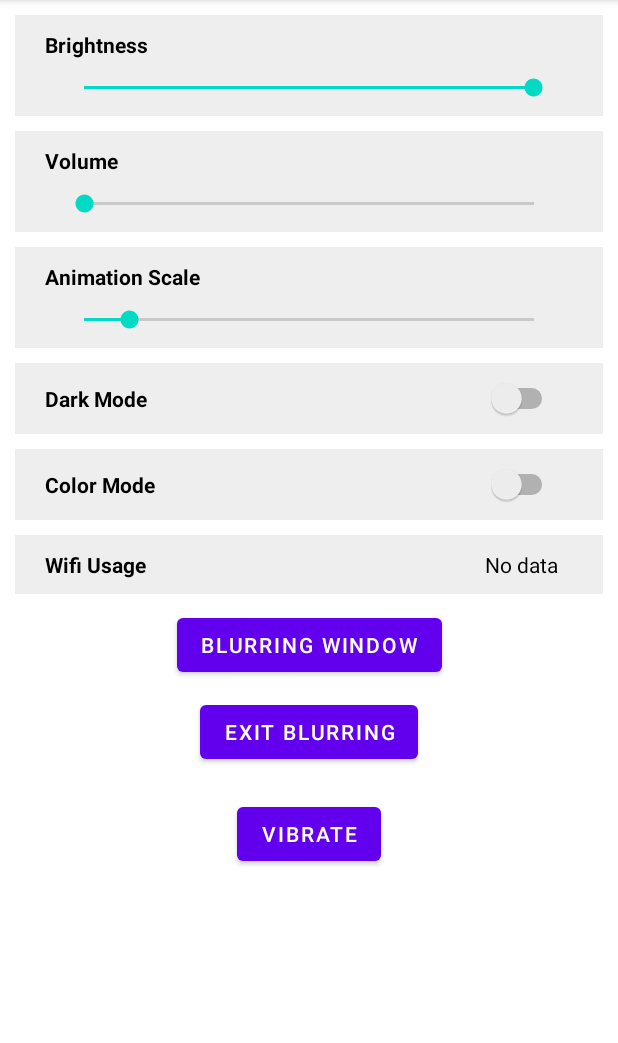
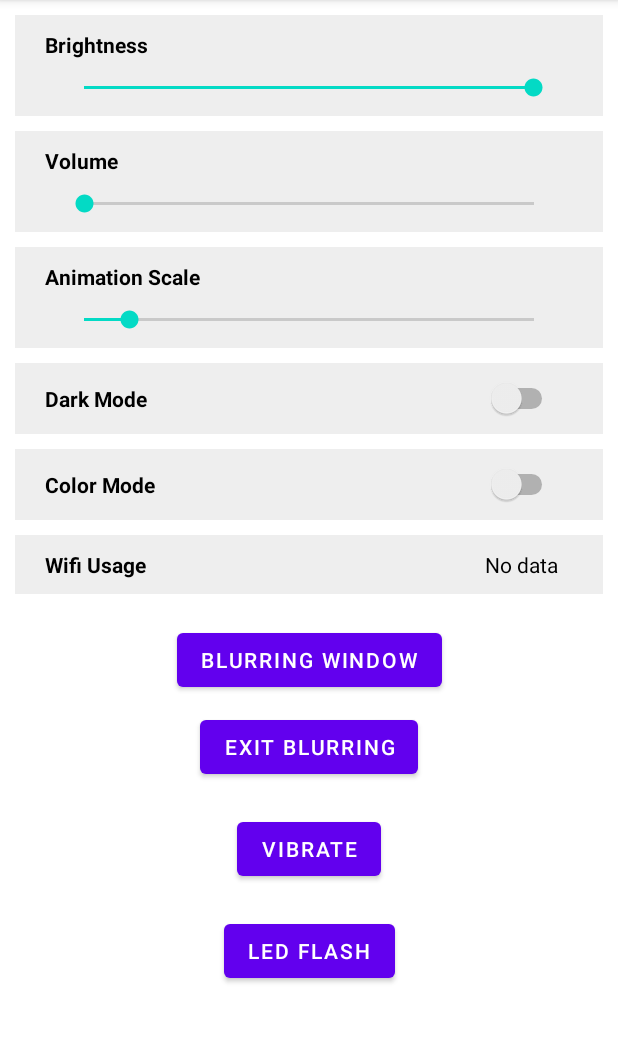
Before and after one commit to ISTHATDISTANCE/Screentime-Usability-Demo, an Android app: the screen it shows after launch (MainActivity), on a phone screen of 412 x 824 dp, the part 84-1127 px from its top. Run offline under Robolectric (Android 15) with nearby library versions, the phone set to English and light mode, and no system bars; libraries missing offline, so code that uses them is left out: androidx.camera.core, androidx.camera.lifecycle; 3 statements that could not run were skipped.

Commit message:
Add LED flash

```diff
--- a/app/src/main/AndroidManifest.xml
+++ b/app/src/main/AndroidManifest.xml
@@ -11,6 +11,8 @@
     <uses-permission android:name="android.permission.FOREGROUND_SERVICE"/>
     <uses-permission android:name="android.permission.SYSTEM_ALERT_WINDOW"/>
     <uses-permission android:name="android.permission.VIBRATE"/>
+    <uses-permission android:name="android.permission.CAMERA" />
+    <uses-permission android:name="android.permission.FLASHLIGHT"/>
 
     <application
         android:allowBackup="true"
--- a/app/src/main/res/layout/activity_main.xml
+++ b/app/src/main/res/layout/activity_main.xml
@@ -224,7 +224,7 @@
         android:id="@+id/blurringWindowbtn"
         android:layout_width="wrap_content"
         android:layout_height="wrap_content"
-        android:layout_marginTop="10dp"
+        android:layout_marginTop="20dp"
         android:text="@string/blurring_window"
         app:layout_constraintEnd_toEndOf="parent"
         app:layout_constraintStart_toStartOf="parent"
@@ -250,5 +250,15 @@
         app:layout_constraintStart_toStartOf="parent"
         app:layout_constraintTop_toBottomOf="@+id/exitBlurringBtn" />
 
+    <Button
+        android:id="@+id/ledFlashBtn"
+        android:layout_width="wrap_content"
+        android:layout_height="wrap_content"
+        android:layout_marginTop="20dp"
+        android:text="@string/LED_flash"
+        app:layout_constraintEnd_toEndOf="parent"
+        app:layout_constraintStart_toStartOf="parent"
+        app:layout_constraintTop_toBottomOf="@+id/vibrateBtn" />
+
 
 </androidx.constraintlayout.widget.ConstraintLayout>
--- a/app/src/main/res/values/strings.xml
+++ b/app/src/main/res/values/strings.xml
@@ -9,4 +9,5 @@
     <string name="blurring_window">Blurring Window</string>
     <string name="exit_blurring">Exit Blurring</string>
     <string name="vibrate">Vibrate</string>
+    <string name="LED_flash">LED flash</string>
 </resources>
--- a/build.gradle
+++ b/build.gradle
@@ -1,7 +1,7 @@
 // Top-level build file where you can add configuration options common to all sub-projects/modules.
 plugins {
-    id 'com.android.application' version '7.1.3' apply false
-    id 'com.android.library' version '7.1.3' apply false
+    id 'com.android.application' version '7.2.0' apply false
+    id 'com.android.library' version '7.2.0' apply false
 }
 
 task clean(type: Delete) {
```
Also changed, not shown: app/build.gradle (+6 -2 lines), app/src/main/java/com/example/screentimeusabilitydemo/MainActivity.java (+77 -9 lines), gradle/wrapper/gradle-wrapper.properties.
